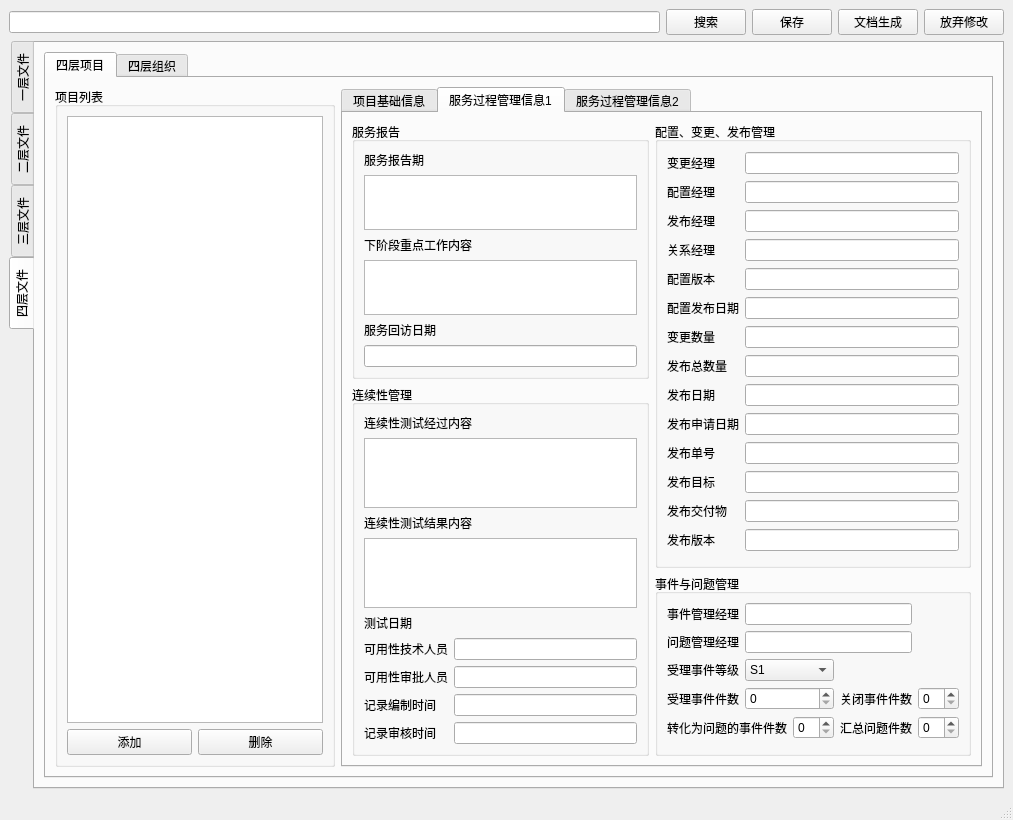
OtakuTools/WordPrinter, file Word-Printer/MainUI.ui: the form before one commit.
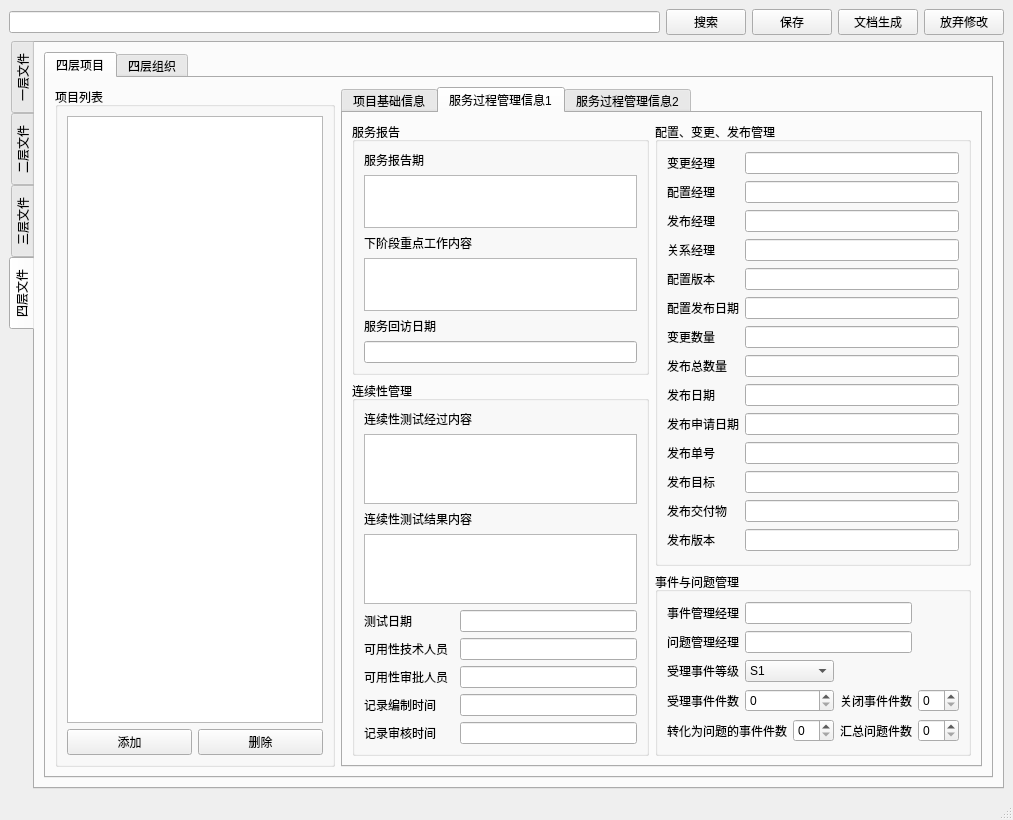
The form after the commit. The open tabs and pages were chosen to show the change.

Commit message: 更新UI控件名称

```diff
--- a/Word-Printer/MainUI.ui
+++ b/Word-Printer/MainUI.ui
@@ -1904,25 +1904,25 @@
                    <string>连续性管理</string>
                   </property>
                   <layout class="QGridLayout" name="gridLayout_26">
-                   <item row="0" column="0" colspan="2">
-                    <widget class="QLabel" name="label_89">
+                   <item row="0" column="0" colspan="3">
+                    <widget class="QLabel" name="processLabel">
                      <property name="text">
                       <string>连续性测试经过内容</string>
                      </property>
                     </widget>
                    </item>
-                   <item row="1" column="0" colspan="2">
-                    <widget class="QTextEdit" name="textEdit_8"/>
+                   <item row="1" column="0" colspan="3">
+                    <widget class="QTextEdit" name="processText"/>
                    </item>
-                   <item row="2" column="0" colspan="2">
-                    <widget class="QLabel" name="label_90">
+                   <item row="2" column="0" colspan="3">
+                    <widget class="QLabel" name="resultLabel">
                      <property name="text">
                       <string>连续性测试结果内容</string>
                      </property>
                     </widget>
                    </item>
-                   <item row="3" column="0" colspan="2">
-                    <widget class="QTextEdit" name="textEdit_9"/>
+                   <item row="3" column="0" colspan="3">
+                    <widget class="QTextEdit" name="resultText"/>
                    </item>
                    <item row="4" column="0">
                     <widget class="QLabel" name="label_91">
@@ -1938,8 +1938,8 @@
                      </property>
                     </widget>
                    </item>
-                   <item row="5" column="1">
-                    <widget class="QLineEdit" name="lineEdit_55"/>
+                   <item row="5" column="2">
+                    <widget class="QLineEdit" name="technicistText"/>
                    </item>
                    <item row="6" column="0">
                     <widget class="QLabel" name="label_93">
@@ -1948,8 +1948,8 @@
                      </property>
                     </widget>
                    </item>
-                   <item row="6" column="1">
-                    <widget class="QLineEdit" name="lineEdit_56"/>
+                   <item row="6" column="2">
+                    <widget class="QLineEdit" name="ContinuityApproverText"/>
                    </item>
                    <item row="7" column="0">
                     <widget class="QLabel" name="label_94">
@@ -1958,8 +1958,8 @@
                      </property>
                     </widget>
                    </item>
-                   <item row="7" column="1">
-                    <widget class="QLineEdit" name="lineEdit_57"/>
+                   <item row="7" column="2">
+                    <widget class="QLineEdit" name="ContinuityCompileDateText"/>
                    </item>
                    <item row="8" column="0">
                     <widget class="QLabel" name="label_95">
@@ -1968,8 +1968,11 @@
                      </property>
                     </widget>
                    </item>
-                   <item row="8" column="1">
-                    <widget class="QLineEdit" name="lineEdit_58"/>
+                   <item row="8" column="2">
+                    <widget class="QLineEdit" name="ContinuityAuditDateText"/>
+                   </item>
+                   <item row="4" column="2">
+                    <widget class="QLineEdit" name="ContinuityDateText"/>
                    </item>
                   </layout>
                  </widget>
```
Left out of the diff: 336 changed lines with no effect on the pictures. The commit also changes 1 other file.
